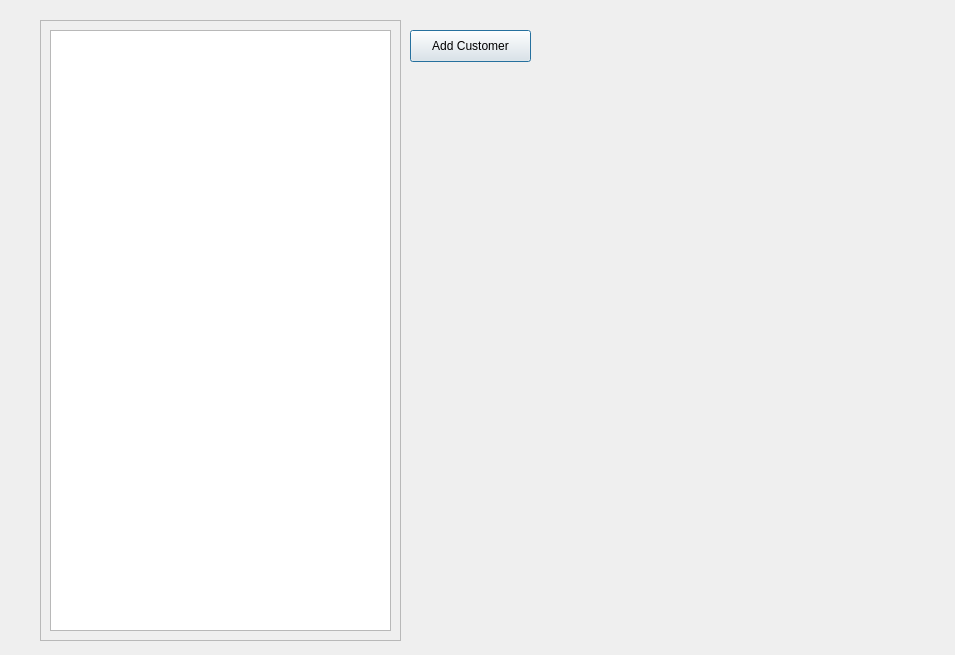
AustinVaday/CS1C-Class-Project, file CS1C-Project-Master/newactivatedlist.ui: the form before one commit.
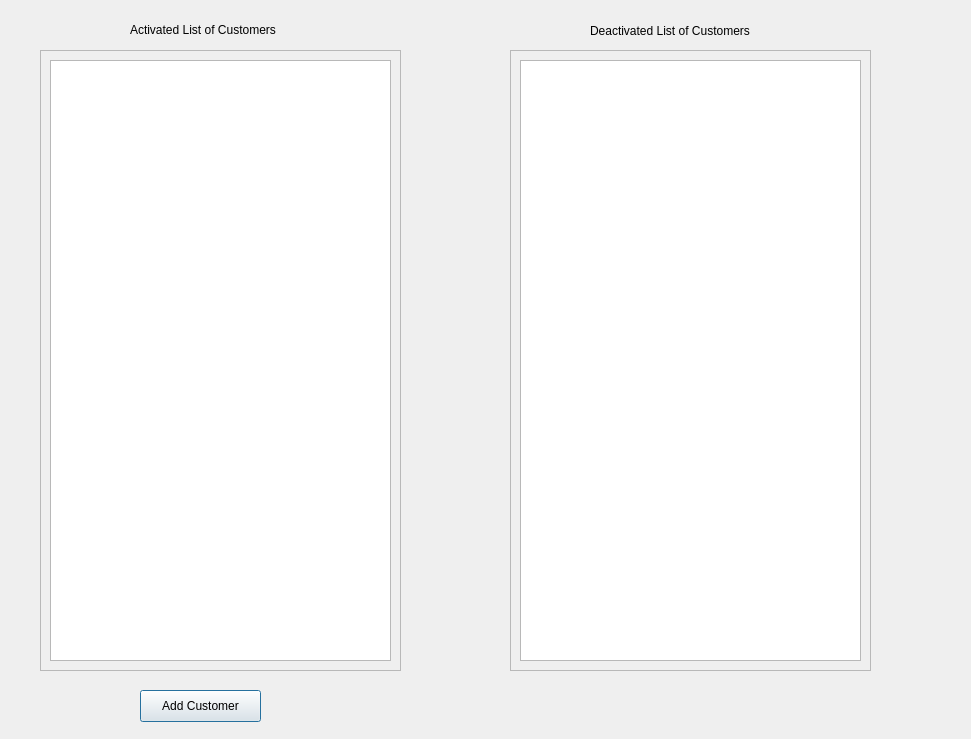
The form after the commit.

Commit message: Added the Check button for the customerAddressBook. Still have to fix the setEnabled/not.. Also crashes when using ADD

What changed in the file:
```diff
--- a/CS1C-Project-Master/newactivatedlist.ui
+++ b/CS1C-Project-Master/newactivatedlist.ui
@@ -6,8 +6,8 @@
    <rect>
     <x>0</x>
     <y>0</y>
-    <width>955</width>
-    <height>655</height>
+    <width>971</width>
+    <height>739</height>
    </rect>
   </property>
   <property name="windowTitle">
@@ -17,7 +17,7 @@
    <property name="geometry">
     <rect>
      <x>40</x>
-     <y>20</y>
+     <y>50</y>
      <width>361</width>
      <height>621</height>
     </rect>
@@ -44,8 +44,8 @@
   <widget class="QPushButton" name="addCustomer">
    <property name="geometry">
     <rect>
-     <x>410</x>
-     <y>30</y>
+     <x>140</x>
+     <y>690</y>
      <width>121</width>
      <height>32</height>
     </rect>
@@ -54,6 +54,60 @@
     <string>Add Customer</string>
    </property>
   </widget>
+  <widget class="QScrollArea" name="scrollArea_2">
+   <property name="geometry">
+    <rect>
+     <x>510</x>
+     <y>50</y>
+     <width>361</width>
+     <height>621</height>
+    </rect>
+   </property>
+   <property name="widgetResizable">
+    <bool>true</bool>
+   </property>
+   <widget class="QWidget" name="scrollAreaWidgetContents_2">
+    <property name="geometry">
+     <rect>
+      <x>0</x>
+      <y>0</y>
+      <width>359</width>
+      <height>619</height>
+     </rect>
+    </property>
+    <layout class="QVBoxLayout" name="verticalLayout_2">
+     <item>
+      <widget class="QListWidget" name="deactivatedListWidget"/>
+     </item>
+    </layout>
+   </widget>
+  </widget>
+  <widget class="QLabel" name="label">
+   <property name="geometry">
+    <rect>
+     <x>130</x>
+     <y>20</y>
+     <width>181</width>
+     <height>20</height>
+    </rect>
+   </property>
+   <property name="text">
+    <string>Activated List of Customers</string>
+   </property>
+  </widget>
+  <widget class="QLabel" name="label_2">
+   <property name="geometry">
+    <rect>
+     <x>590</x>
+     <y>20</y>
+     <width>191</width>
+     <height>21</height>
+    </rect>
+   </property>
+   <property name="text">
+    <string>Deactivated List of Customers</string>
+   </property>
+  </widget>
  </widget>
  <resources/>
  <connections/>
```
The commit also changes 30 other files.
